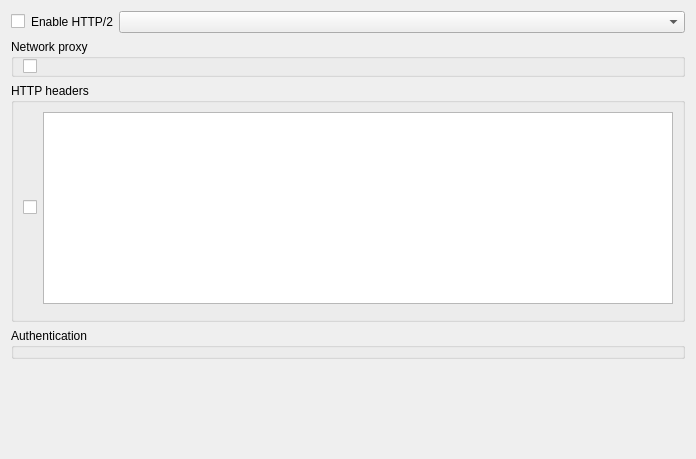
Old version of the form src/librssguard-standard/src/gui/standardfeednetworkdetails.ui in the repository martinrotter/rssguard.
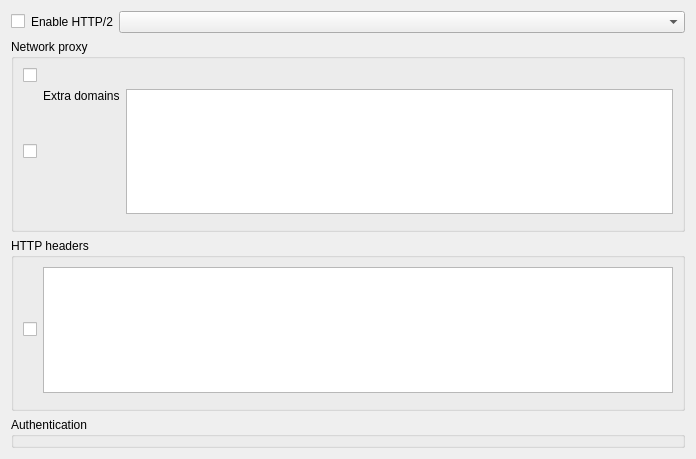
New version of the form. Custom widgets are drawn as their Qt base class.

The edit to the form file:
```diff
--- a/src/librssguard-standard/src/gui/standardfeednetworkdetails.ui
+++ b/src/librssguard-standard/src/gui/standardfeednetworkdetails.ui
@@ -50,20 +50,14 @@
      <property name="title">
       <string>Network proxy</string>
      </property>
-     <layout class="QHBoxLayout" name="horizontalLayout">
-      <property name="topMargin">
-       <number>0</number>
-      </property>
-      <property name="rightMargin">
-       <number>0</number>
-      </property>
-      <property name="bottomMargin">
-       <number>0</number>
-      </property>
-      <item>
+     <layout class="QGridLayout" name="gridLayout_3">
+      <item row="0" column="0">
        <widget class="MultiFeedEditCheckBox" name="m_mcbNetworkProxy"/>
       </item>
-      <item>
+      <item row="1" column="0">
+       <widget class="MultiFeedEditCheckBox" name="m_mcbNetworkProxyExtraDomains"/>
+      </item>
+      <item row="0" column="1">
        <widget class="NetworkProxyDetails" name="m_wdgNetworkProxy" native="true">
         <property name="sizePolicy">
          <sizepolicy hsizetype="Preferred" vsizetype="Preferred">
@@ -73,6 +67,29 @@
         </property>
        </widget>
       </item>
+      <item row="1" column="1">
+       <layout class="QHBoxLayout" name="horizontalLayout">
+        <item>
+         <widget class="QLabel" name="label">
+          <property name="text">
+           <string>Extra domains</string>
+          </property>
+          <property name="alignment">
+           <set>Qt::AlignmentFlag::AlignLeading|Qt::AlignmentFlag::AlignLeft|Qt::AlignmentFlag::AlignTop</set>
+          </property>
+          <property name="buddy">
+           <cstring>m_txtNetworkProxyExtraDomains</cstring>
+          </property>
+         </widget>
+        </item>
+        <item>
+         <widget class="QPlainTextEdit" name="m_txtNetworkProxyExtraDomains"/>
+        </item>
+       </layout>
+      </item>
+      <item row="2" column="1">
+       <widget class="HelpSpoiler" name="m_helpNetworkProxyExtraDomains" native="true"/>
+      </item>
      </layout>
     </widget>
    </item>
```
Left out of the diff: 2 changed lines with no effect on the pictures.
